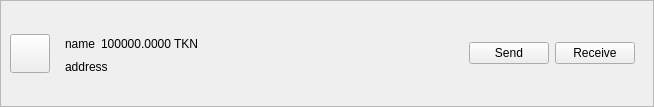
This is src/qt/forms/tokenitemwidget.ui in qtumproject/qtum as Qt 5 draws it before an edit. The edited form follows.
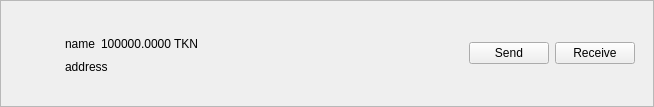
This is the edited form.

Commit message: Add icons for token item widget

```diff
--- a/src/qt/forms/tokenitemwidget.ui
+++ b/src/qt/forms/tokenitemwidget.ui
@@ -39,16 +39,22 @@
      </property>
      <layout class="QHBoxLayout" name="horizontalLayout">
       <item>
-       <widget class="QToolButton" name="tokenLogo">
-        <property name="text">
-         <string/>
+       <widget class="QLabel" name="tokenLogo">
+        <property name="sizePolicy">
+         <sizepolicy hsizetype="Fixed" vsizetype="Fixed">
+          <horstretch>0</horstretch>
+          <verstretch>0</verstretch>
+         </sizepolicy>
         </property>
-        <property name="iconSize">
+        <property name="minimumSize">
          <size>
-          <width>32</width>
-          <height>32</height>
+          <width>40</width>
+          <height>40</height>
          </size>
         </property>
+        <property name="alignment">
+         <set>Qt::AlignCenter</set>
+        </property>
        </widget>
       </item>
       <item>
```
The commit also changes 7 other files.
